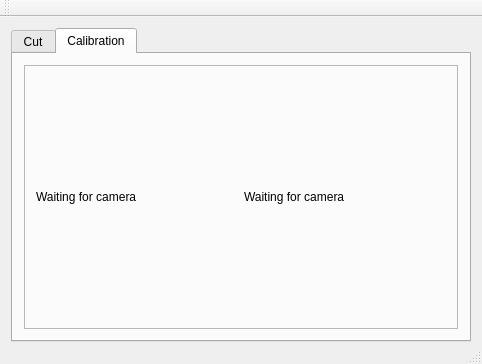
quique0194/UmayuxVsss, file mainwindow.ui: the form before one commit.
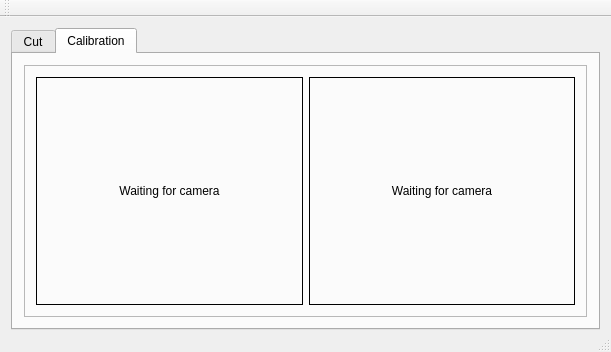
The form after the commit. Custom widgets are drawn as their Qt base class.

Commit message: Zoom in calibration tab

The edit to the form file:
```diff
--- a/mainwindow.ui
+++ b/mainwindow.ui
@@ -6,8 +6,8 @@
    <rect>
     <x>0</x>
     <y>0</y>
-    <width>482</width>
-    <height>364</height>
+    <width>611</width>
+    <height>352</height>
    </rect>
   </property>
   <property name="windowTitle">
@@ -127,16 +127,28 @@
                <height>300</height>
               </size>
              </property>
+             <property name="frameShape">
+              <enum>QFrame::Panel</enum>
+             </property>
              <property name="text">
               <string>Waiting for camera</string>
              </property>
+             <property name="alignment">
+              <set>Qt::AlignCenter</set>
+             </property>
             </widget>
            </item>
            <item>
             <widget class="QLabel" name="label_2">
+             <property name="frameShape">
+              <enum>QFrame::Box</enum>
+             </property>
              <property name="text">
               <string>Waiting for camera</string>
              </property>
+             <property name="alignment">
+              <set>Qt::AlignCenter</set>
+             </property>
             </widget>
            </item>
           </layout>
```
Left out of the diff: 8 changed lines with no effect on the pictures. The commit also changes 3 other files.
